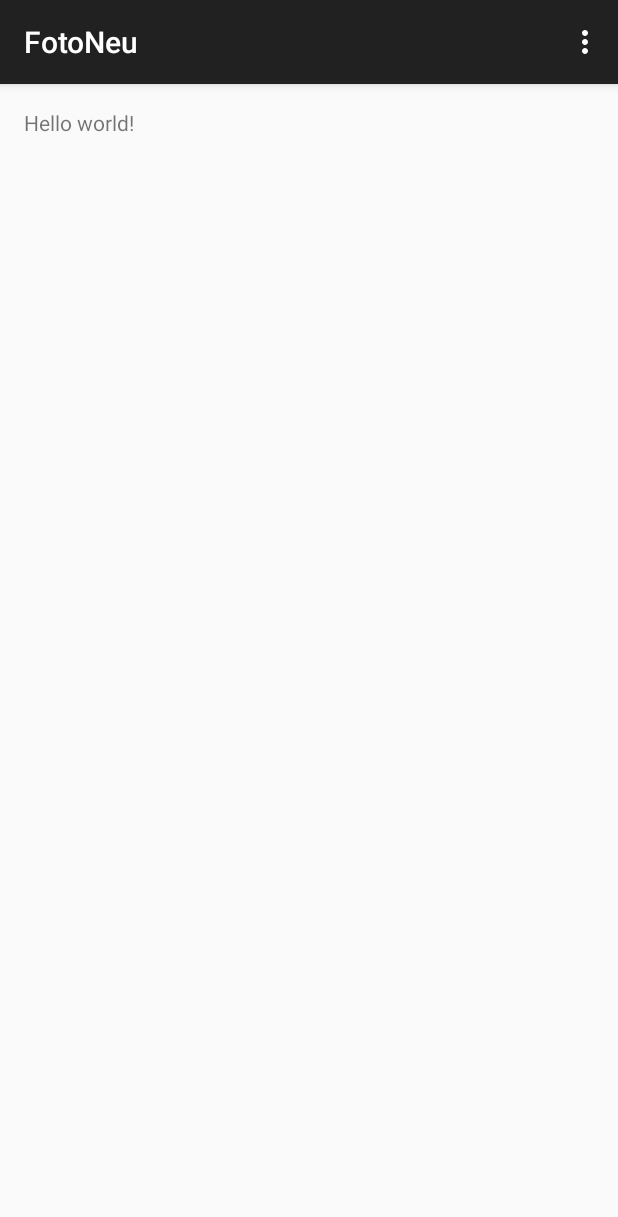
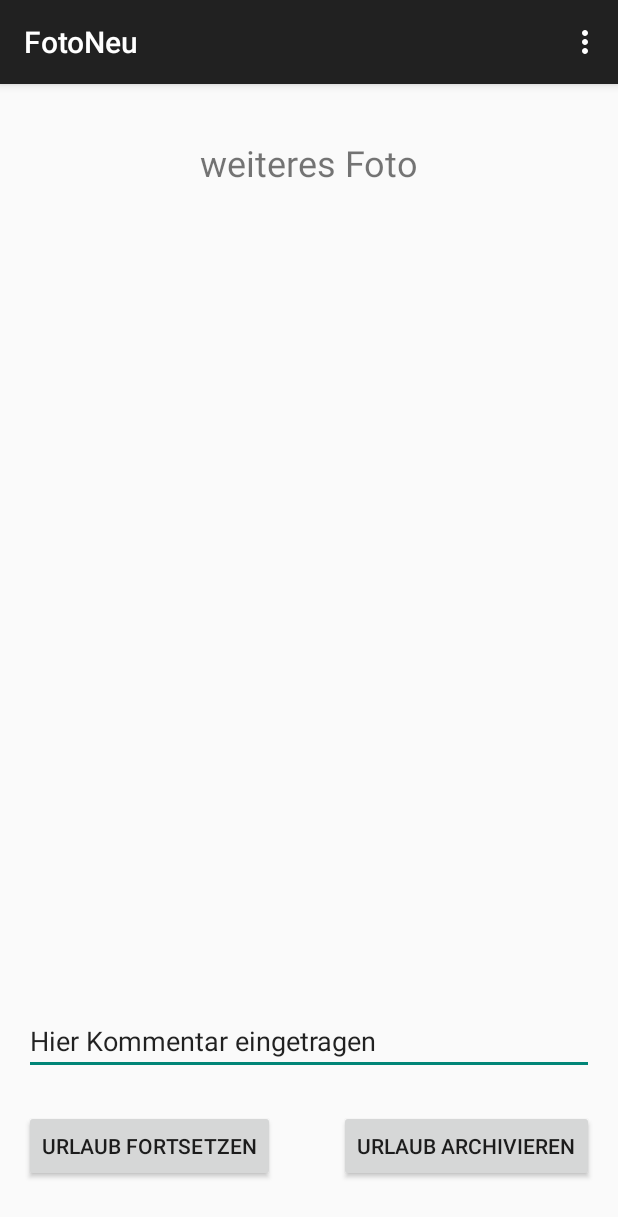
Before and after one commit to MoschersMarco/trip-peer, an Android app: the FotoNeu screen opened directly, with no data from a screen before it, on a phone screen of 412 x 824 dp. Shown: the top 1217 px of the screen. Run offline under Robolectric (Android 15) with nearby library versions, the phone set to English and light mode, and no system bars.

Commit message:
main und untermenü neues Foto

```diff
--- a/app/src/main/res/layout/activity_foto_neu.xml
+++ b/app/src/main/res/layout/activity_foto_neu.xml
@@ -6,7 +6,46 @@
     android:paddingBottom="@dimen/activity_vertical_margin"
     tools:context="com.example.schake.trip_peer.FotoNeu">
 
-    <TextView android:text="@string/hello_world" android:layout_width="wrap_content"
-        android:layout_height="wrap_content" />
 
+    <TextView
+        android:layout_width="wrap_content"
+        android:layout_height="wrap_content"
+        android:text="weiteres Foto"
+        android:id="@+id/textView2"
+        android:layout_alignParentTop="true"
+        android:layout_centerHorizontal="true"
+        android:layout_marginTop="20dp"
+        android:textSize="24dp" />
+
+    // Textbereich, um dem angefertigten Foto mit einem Kommentar zu versehen.
+    <EditText
+        android:layout_width="wrap_content"
+        android:layout_height="wrap_content"
+        android:inputType="textPersonName"
+        android:text="Hier Kommentar eingetragen"
+        android:ems="10"
+        android:id="@+id/kommentar_zum_foto"
+        android:layout_alignParentBottom="true"
+        android:layout_marginBottom="91dp"
+        android:layout_alignParentRight="true"
+        android:layout_alignParentLeft="true" />
+
+    // Buttons unter dem Kommentarfeld:
+    <Button
+        android:layout_width="wrap_content"
+        android:layout_height="wrap_content"
+        android:text="Urlaub fortsetzen"
+        android:id="@+id/urlaub_fortsetzen"
+        android:layout_alignParentBottom="true"
+        android:layout_marginBottom="20dp"
+        android:layout_alignParentLeft="true" />
+
+    <Button
+        android:layout_width="wrap_content"
+        android:layout_height="wrap_content"
+        android:text="Urlaub archivieren"
+        android:id="@+id/urlaub_archivieren"
+        android:layout_alignParentBottom="true"
+        android:layout_marginBottom="20dp"
+        android:layout_alignParentRight="true" />
 </RelativeLayout>
--- a/app/src/main/res/layout/activity_urlaub_aktuell.xml
+++ b/app/src/main/res/layout/activity_urlaub_aktuell.xml
@@ -28,7 +28,8 @@
         android:id="@+id/button"
         android:layout_above="@+id/zum_menue"
         android:layout_alignLeft="@+id/aktueller_urlaub_text"
-        android:layout_alignStart="@+id/aktueller_urlaub_text" />
+        android:layout_alignStart="@+id/aktueller_urlaub_text"
+        android:layout_alignRight="@+id/aktueller_urlaub_text" />
 
     <Button
         android:layout_width="wrap_content"
```
Also changed, not shown: app/src/main/res/layout/activity_urlaub_archiviert.xml (+25 -2 lines), app/src/main/res/layout/activity_urlaub_foto.xml (+8 -2 lines), app/src/main/res/layout/activity_urlaub_neu.xml (+36 -2 lines), app/src/main/res/layout/activity_urlaub_uebersicht.xml (+35 -2 lines).
